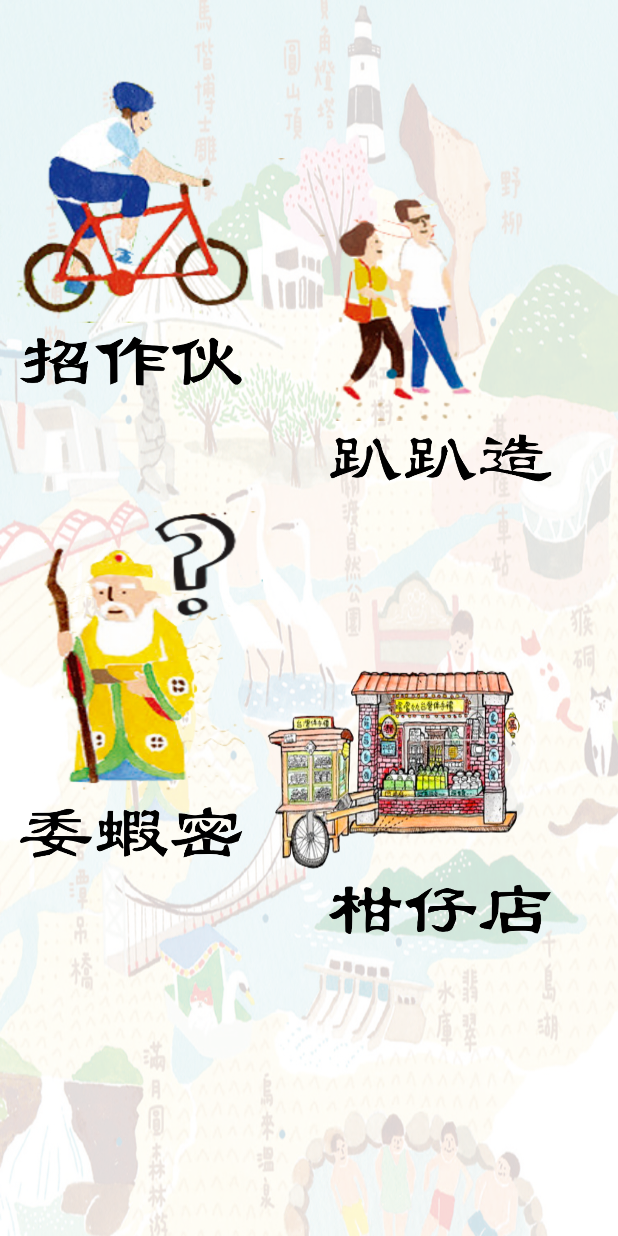
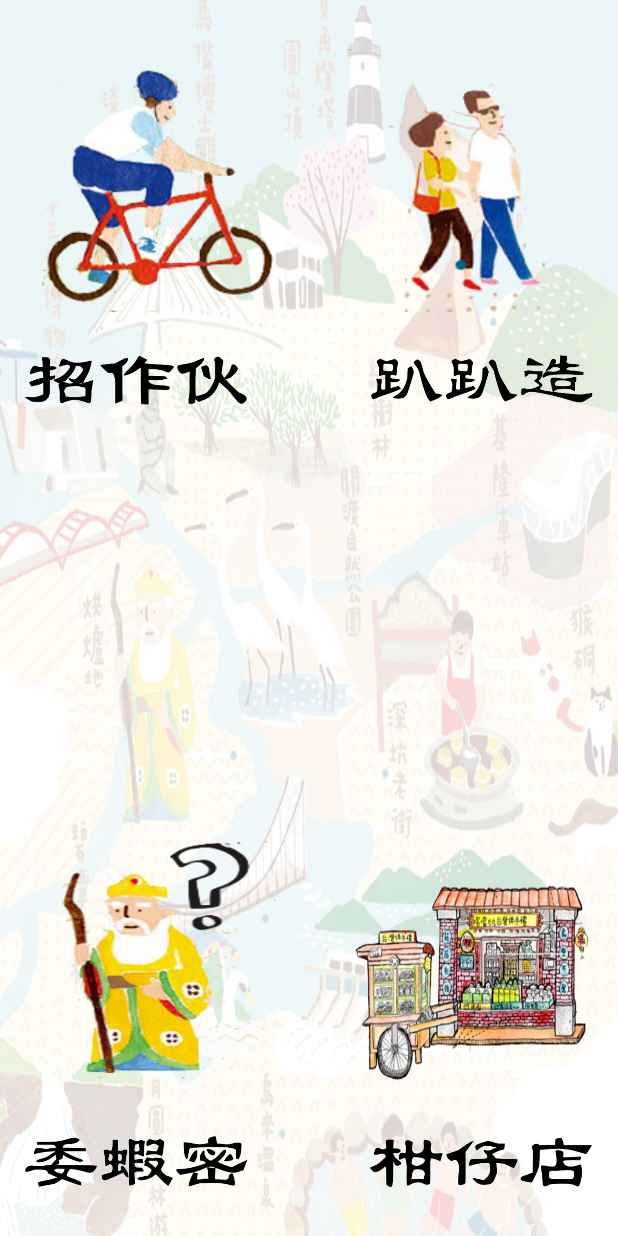
Before and after one commit to KamiMaki/innoserve24_07, an Android app: the screen it shows after launch (MainActivity), on a phone screen of 412 x 824 dp. Run offline under Robolectric (Android 15) with nearby library versions, the phone set to English and light mode, and no system bars.

Commit message:
對齊主頁面layout

```diff
--- a/app/src/main/res/layout/activity_main.xml
+++ b/app/src/main/res/layout/activity_main.xml
@@ -14,104 +14,117 @@
         android:layout_height="107dp"
         app:layout_constraintBottom_toBottomOf="parent"
         app:layout_constraintEnd_toEndOf="parent"
-        app:layout_constraintHorizontal_bias="1.0"
+        app:layout_constraintHorizontal_bias="0.987"
         app:layout_constraintStart_toStartOf="parent"
         app:layout_constraintTop_toTopOf="parent"
-        app:layout_constraintVertical_bias="0.601" />
-
-    <LinearLayout
-        android:layout_width="match_parent"
-        android:layout_height="match_parent"
-        android:orientation="horizontal">
-
-        <LinearLayout
-            android:layout_width="wrap_content"
-            android:layout_height="wrap_content"
-
-            android:orientation="vertical">
-
-            <Space
-                android:layout_width="175dp"
-                android:layout_height="40dp" />
+        app:layout_constraintVertical_bias="0.54" />
 
     <Button
         android:id="@+id/bt1"
         android:layout_width="175dp"
         android:layout_height="175dp"
         android:background="@drawable/play"
-                android:textSize="30sp" />
+        android:textSize="30sp"
+        app:layout_constraintBottom_toBottomOf="parent"
+        app:layout_constraintEnd_toEndOf="parent"
+        app:layout_constraintHorizontal_bias="0.067"
+        app:layout_constraintStart_toStartOf="parent"
+        app:layout_constraintTop_toTopOf="parent"
+        app:layout_constraintVertical_bias="0.05" />
 
     <ImageView
         android:id="@+id/imageView5"
         android:layout_width="150dp"
         android:layout_height="50dp"
         android:layout_gravity="center"
+        android:layout_marginTop="8dp"
+        app:layout_constraintBottom_toBottomOf="parent"
+        app:layout_constraintEnd_toEndOf="parent"
+        app:layout_constraintHorizontal_bias="0.061"
+        app:layout_constraintStart_toStartOf="parent"
+        app:layout_constraintTop_toBottomOf="@+id/bt1"
+        app:layout_constraintVertical_bias="0.021"
         app:srcCompat="@drawable/comeon" />
-
-            <Space
-                android:layout_width="175dp"
-                android:layout_height="75dp" />
 
     <Button
         android:id="@+id/bt3"
-                android:layout_width="175dp"
-                android:layout_height="190dp"
+        android:layout_width="172dp"
+        android:layout_height="162dp"
         android:background="@drawable/whywhy"
-                android:textSize="30sp" />
+        android:textSize="30sp"
+        app:layout_constraintBottom_toBottomOf="parent"
+        app:layout_constraintEnd_toEndOf="parent"
+        app:layout_constraintHorizontal_bias="0.05"
+        app:layout_constraintStart_toStartOf="parent"
+        app:layout_constraintTop_toTopOf="parent"
+        app:layout_constraintVertical_bias="0.847" />
 
     <ImageView
         android:id="@+id/imageView4"
         android:layout_width="150dp"
         android:layout_height="50dp"
         android:layout_gravity="center"
+        android:layout_marginTop="8dp"
+        app:layout_constraintBottom_toBottomOf="parent"
+        app:layout_constraintEnd_toEndOf="parent"
+        app:layout_constraintHorizontal_bias="0.061"
+        app:layout_constraintStart_toStartOf="parent"
+        app:layout_constraintTop_toBottomOf="@+id/bt3"
+        app:layout_constraintVertical_bias="0.448"
         app:srcCompat="@drawable/why" />
-        </LinearLayout>
-
-        <LinearLayout
-            android:layout_width="match_parent"
-            android:layout_height="wrap_content"
-
-            android:layout_gravity="right"
-            android:orientation="vertical">
-
-            <Space
-                android:layout_width="175dp"
-                android:layout_height="105dp" />
 
     <Button
         android:id="@+id/bt2"
         android:layout_width="175dp"
         android:layout_height="175dp"
         android:background="@drawable/gogo"
-                android:textSize="30sp" />
+        android:textSize="30sp"
+        app:layout_constraintBottom_toBottomOf="parent"
+        app:layout_constraintEnd_toEndOf="parent"
+        app:layout_constraintHorizontal_bias="0.936"
+        app:layout_constraintStart_toStartOf="parent"
+        app:layout_constraintTop_toTopOf="parent"
+        app:layout_constraintVertical_bias="0.05" />
 
     <ImageView
         android:id="@+id/imageView3"
         android:layout_width="150dp"
         android:layout_height="50dp"
         android:layout_gravity="center"
+        android:layout_marginTop="8dp"
+        app:layout_constraintBottom_toBottomOf="parent"
+        app:layout_constraintEnd_toEndOf="parent"
+        app:layout_constraintHorizontal_bias="0.938"
+        app:layout_constraintStart_toStartOf="parent"
+        app:layout_constraintTop_toBottomOf="@+id/bt2"
+        app:layout_constraintVertical_bias="0.021"
         app:srcCompat="@drawable/gogogo" />
-
-            <Space
-                android:layout_width="175dp"
-                android:layout_height="75dp" />
 
     <Button
         android:id="@+id/bt4"
-                android:layout_width="175dp"
-                android:layout_height="175dp"
+        android:layout_width="162dp"
+        android:layout_height="171dp"
         android:background="@drawable/bgbtn"
-                android:textAppearance="@style/TextAppearance.AppCompat.Large" />
+        android:textAppearance="@style/TextAppearance.AppCompat.Large"
+        app:layout_constraintBottom_toBottomOf="parent"
+        app:layout_constraintEnd_toEndOf="parent"
+        app:layout_constraintHorizontal_bias="0.935"
+        app:layout_constraintStart_toStartOf="parent"
+        app:layout_constraintTop_toTopOf="parent"
+        app:layout_constraintVertical_bias="0.844" />
 
     <ImageView
         android:id="@+id/imageView2"
         android:layout_width="150dp"
         android:layout_height="50dp"
         android:layout_gravity="center"
+        android:layout_marginTop="8dp"
+        app:layout_constraintBottom_toBottomOf="parent"
+        app:layout_constraintEnd_toEndOf="parent"
+        app:layout_constraintHorizontal_bias="0.938"
+        app:layout_constraintStart_toStartOf="parent"
+        app:layout_constraintTop_toBottomOf="@+id/bt4"
+        app:layout_constraintVertical_bias="0.448"
         app:srcCompat="@drawable/grocery" />
 
-        </LinearLayout>
-
-    </LinearLayout>
-
 </android.support.constraint.ConstraintLayout>
```
Also changed, not shown: app/src/main/java/com/example/innoserve24_07/EatTogether1_1_add_activity.java (line endings or trailing spaces). Lines whose indentation alone changed are shown as unchanged.
